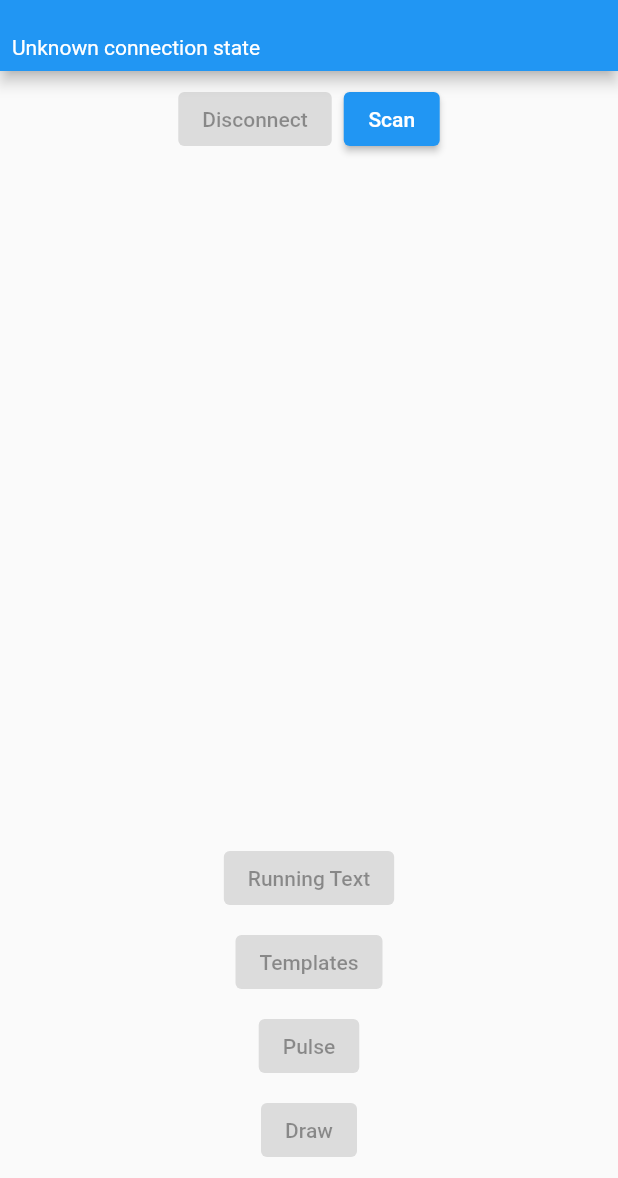
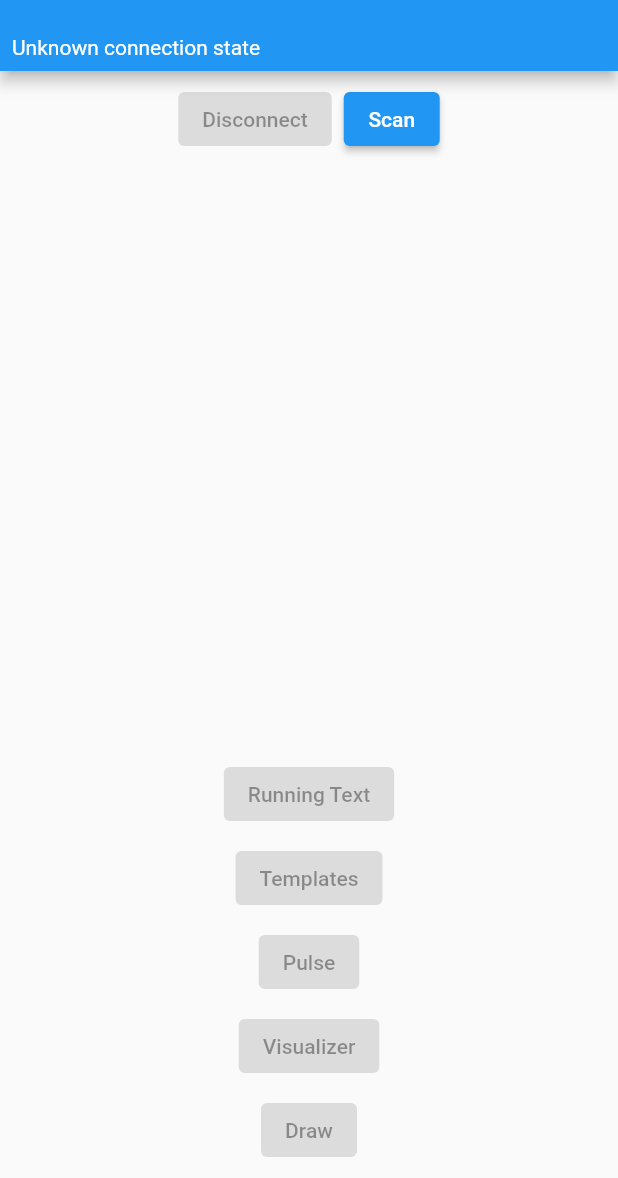
Before and after one commit to mishkov/cyber-jacket-app, a Flutter app: the screen it shows after launch, on a phone screen of 412 x 824 dp, the part 58-1236 px from its top. Run offline on Flutter 3.47's test engine with Material 2 defaults, Android fonts, the phone set to English and light mode, and no system bars; our stand-ins replace flutter_bloc, flutter_bluetooth_serial, permission_handler, sqflite; accounts and stored records are empty.

Commit message:
Add button to navigate to visualizer mode screen

```diff
--- a/lib/home_page/home_page.dart
+++ b/lib/home_page/home_page.dart
@@ -2,6 +2,7 @@ import 'package:cyber_jacket/draw/draw_mode_screen.dart';
 import 'package:cyber_jacket/home_page/connection_dashboard.dart';
 import 'package:cyber_jacket/home_page/status_bar.dart';
 import 'package:cyber_jacket/pulse/pulse_mode_screen.dart';
+import 'package:cyber_jacket/visualizer/visualizer_mode_screen.dart';
 import 'package:flutter/material.dart';
 import 'package:flutter_bloc/flutter_bloc.dart';
 
@@ -88,6 +89,19 @@ class _MyHomePageState extends State<MyHomePage> {
                                 ? () {
                                     Navigator.pushNamed(
                                       context,
+                                      VisualizerModeScreen.route,
+                                    );
+                                  }
+                                : null,
+                        child: const Text('Visualizer'),
+                      ),
+                      const SizedBox(height: 8),
+                      ElevatedButton(
+                        onPressed:
+                            state.status == BluetoothConnectionStatus.connected
+                                ? () {
+                                    Navigator.pushNamed(
+                                      context,
                                       DrawModeScreen.route,
                                     );
                                   }
```
